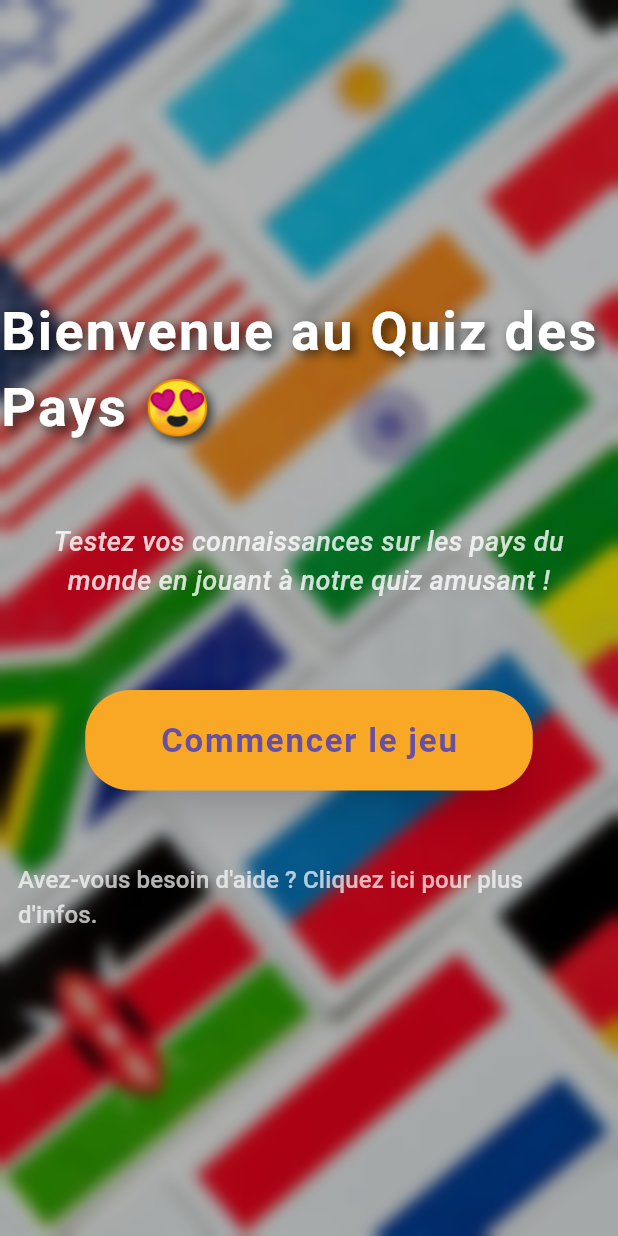
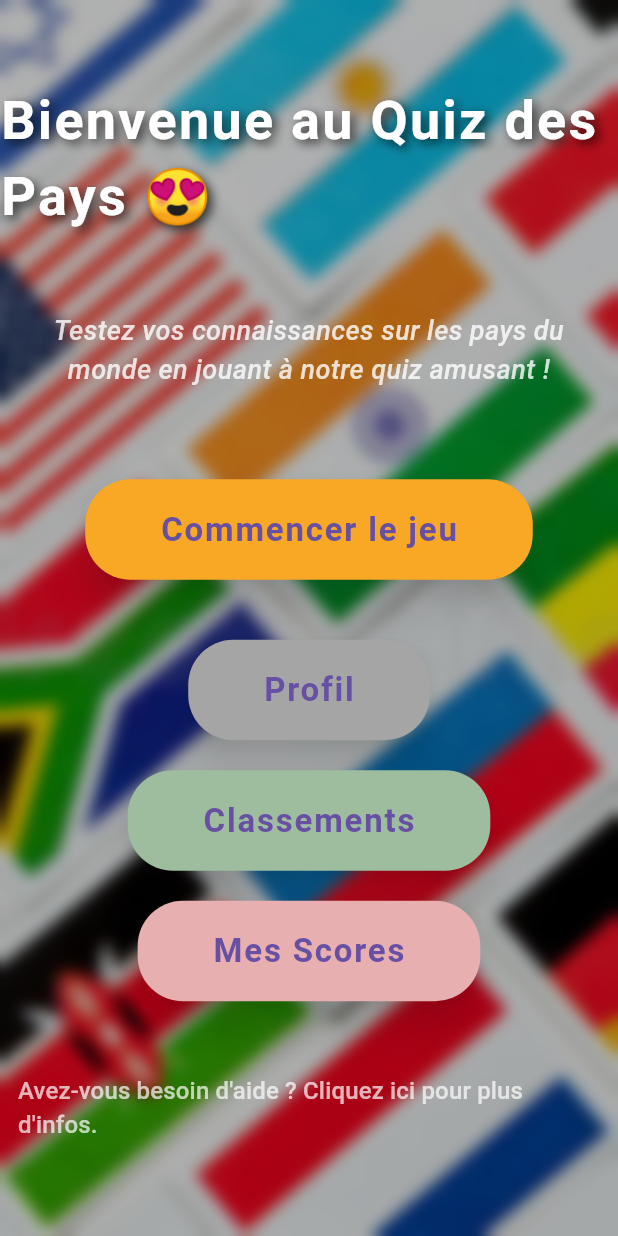
Before and after one commit to Wifak10/quiz_flag--Flutter-, a Flutter app: the HomeScreen screen opened directly, on a phone screen of 412 x 824 dp. Run offline on Flutter 3.47's test engine with Material 3 defaults, Android fonts, the phone set to English and light mode, and no system bars; our stand-ins replace confetti, flip_card, shared_preferences; accounts and stored records are empty.

Commit message:
Ajout des écrans de profil, de classements et de scores utilisateurs, avec mise à jour des routes et intégration de la gestion des avatars.

```diff
--- a/FRONT/lib/routes/app_routes.dart
+++ b/FRONT/lib/routes/app_routes.dart
@@ -4,9 +4,9 @@ import 'package:quiz/screens/home_screen.dart';
 import 'package:quiz/screens/score_screen.dart';
 import 'package:quiz/screens/register_screen.dart';
 import 'package:quiz/screens/login_screen.dart';
-// import 'package:quiz/screens/profile_screen.dart';
-// import 'package:quiz/screens/leaderboard_screen.dart';
-// import 'package:quiz/screens/user_scores_screen.dart';
+import 'package:quiz/screens/profile_screen.dart';
+import 'package:quiz/screens/leaderboard_screen.dart';
+import 'package:quiz/screens/user_scores_screen.dart';
 
 class AppRoutes {
   static const String home = '/';
@@ -25,10 +25,10 @@ class AppRoutes {
       final score = ModalRoute.of(context)?.settings.arguments as int? ?? 0;
       return ScoreScreen(score: score);
     },
-    register: (context) => RegisterScreen(),
-    login: (context) =>  LoginScreen(),
-    // profile: (context) => const ProfileScreen(),
-    // leaderboard: (context) => const LeaderboardScreen(),
-    // userScores: (context) => const UserScoresScreen(),
+    register: (context) => const RegisterScreen(),
+    login: (context) => const LoginScreen(),
+    profile: (context) => const ProfileScreen(),
+    leaderboard: (context) => const LeaderboardScreen(),
+    userScores: (context) => const UserScoresScreen(),
   };
 }
--- a/FRONT/lib/screens/home_screen.dart
+++ b/FRONT/lib/screens/home_screen.dart
@@ -1,6 +1,7 @@
 import 'package:flutter/material.dart';
 import 'game_screen.dart'; // Assurez-vous d'importer le fichier `game_screen.dart`
 import 'dart:ui'; // Import the dart:ui package for ImageFilter
+import '../routes/app_routes.dart'; // Import the routes
 
 void main() {
   runApp(MyApp());
@@ -15,11 +16,8 @@ class MyApp extends StatelessWidget {
         primarySwatch: Colors.teal,
         visualDensity: VisualDensity.adaptivePlatformDensity,
       ),
-      initialRoute: '/',
-      routes: {
-        '/': (context) => const HomeScreen(),
-        '/game': (context) => const GameScreen(),
-      },
+      initialRoute: AppRoutes.home,
+      routes: AppRoutes.routes,
     );
   }
 }
@@ -96,7 +94,7 @@ class HomeScreen extends StatelessWidget {
                   // Bouton stylisé pour démarrer le jeu
                   ElevatedButton(
                     onPressed: () {
-                      Navigator.pushNamed(context, '/game');
+                      Navigator.pushNamed(context, AppRoutes.game);
                     },
                     child: const Text(
                       'Commencer le jeu',
@@ -113,6 +111,79 @@ class HomeScreen extends StatelessWidget {
                         borderRadius: BorderRadius.circular(30),
                       ),
                       backgroundColor: Colors.yellow[800], // Couleur du bouton
+                      shadowColor: Colors.black.withOpacity(0.6),
+                      elevation: 10,
+                    ),
+                  ),
+                  const SizedBox(height: 40),
+                  // Boutons supplémentaires pour naviguer vers les autres pages
+                  ElevatedButton(
+                    onPressed: () {
+                      Navigator.pushNamed(context, AppRoutes.profile);
+                    },
+                    child: const Text(
+                      'Profil',
+                      style: TextStyle(
+                        fontSize: 22,
+                        fontWeight: FontWeight.bold,
+                        letterSpacing: 1.2,
+                      ),
+                    ),
+                    style: ElevatedButton.styleFrom(
+                      padding: const EdgeInsets.symmetric(
+                          horizontal: 50, vertical: 18),
+                      shape: RoundedRectangleBorder(
+                        borderRadius: BorderRadius.circular(30),
+                      ),
+                      backgroundColor: const Color.fromARGB(255, 165, 165, 166), // Couleur du bouton
+                      shadowColor: Colors.black.withOpacity(0.6),
+                      elevation: 10,
+                    ),
+                  ),
+                  const SizedBox(height: 20),
+                  ElevatedButton(
+                    onPressed: () {
+                      Navigator.pushNamed(context, AppRoutes.leaderboard);
+                    },
+                    child: const Text(
+                      'Classements',
+                      style: TextStyle(
+                        fontSize: 22,
+                        fontWeight: FontWeight.bold,
+                        letterSpacing: 1.2,
+                      ),
+                    ),
+                    style: ElevatedButton.styleFrom(
+                      padding: const EdgeInsets.symmetric(
+                          horizontal: 50, vertical: 18),
+                      shape: RoundedRectangleBorder(
+                        borderRadius: BorderRadius.circular(30),
+                      ),
+                      backgroundColor: const Color.fromARGB(255, 158, 189, 159), // Couleur du bouton
+                      shadowColor: Colors.black.withOpacity(0.6),
+                      elevation: 10,
+                    ),
+                  ),
+                  const SizedBox(height: 20),
+                  ElevatedButton(
+                    onPressed: () {
+                      Navigator.pushNamed(context, AppRoutes.userScores);
+                    },
+                    child: const Text(
+                      'Mes Scores',
+                      style: TextStyle(
+                        fontSize: 22,
+                        fontWeight: FontWeight.bold,
+                        letterSpacing: 1.2,
+                      ),
+                    ),
+                    style: ElevatedButton.styleFrom(
+                      padding: const EdgeInsets.symmetric(
+                          horizontal: 50, vertical: 18),
+                      shape: RoundedRectangleBorder(
+                        borderRadius: BorderRadius.circular(30),
+                      ),
+                      backgroundColor: const Color.fromARGB(255, 231, 175, 175), // Couleur du bouton
                       shadowColor: Colors.black.withOpacity(0.6),
                       elevation: 10,
                     ),
--- a/FRONT/lib/screens/user_scores_screen.dart
+++ b/FRONT/lib/screens/user_scores_screen.dart
@@ -3,7 +3,8 @@ import 'package:http/http.dart' as http;
 import 'dart:convert';
 import 'package:shared_preferences/shared_preferences.dart';
 
-const String baseUrl = 'https://localhost:5000/api'; // Define your base URL here
+const String baseUrl = 'https://localhost:5000/api'; // Replace with your actual base URL
+// import '../constants.dart';
 
 class UserScoresScreen extends StatefulWidget {
   const UserScoresScreen({super.key});
```
Also changed, not shown: FRONT/lib/screens/leaderboard_screen.dart (+5 -2 lines), FRONT/lib/screens/profile_screen.dart (+23 -4 lines).
